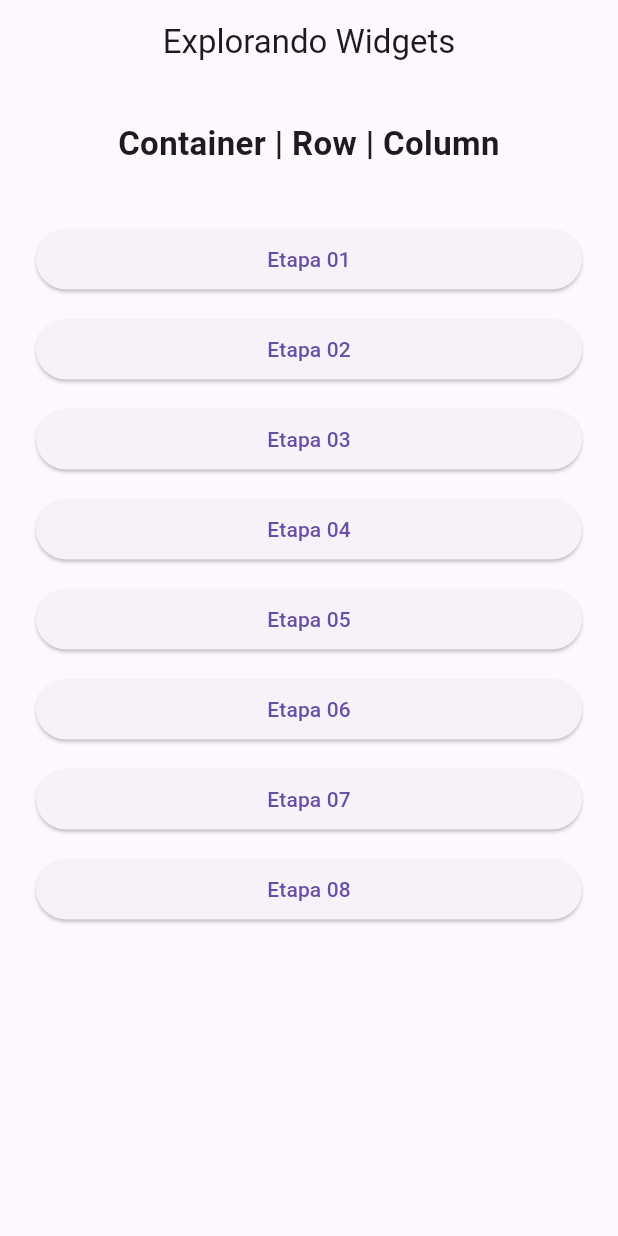
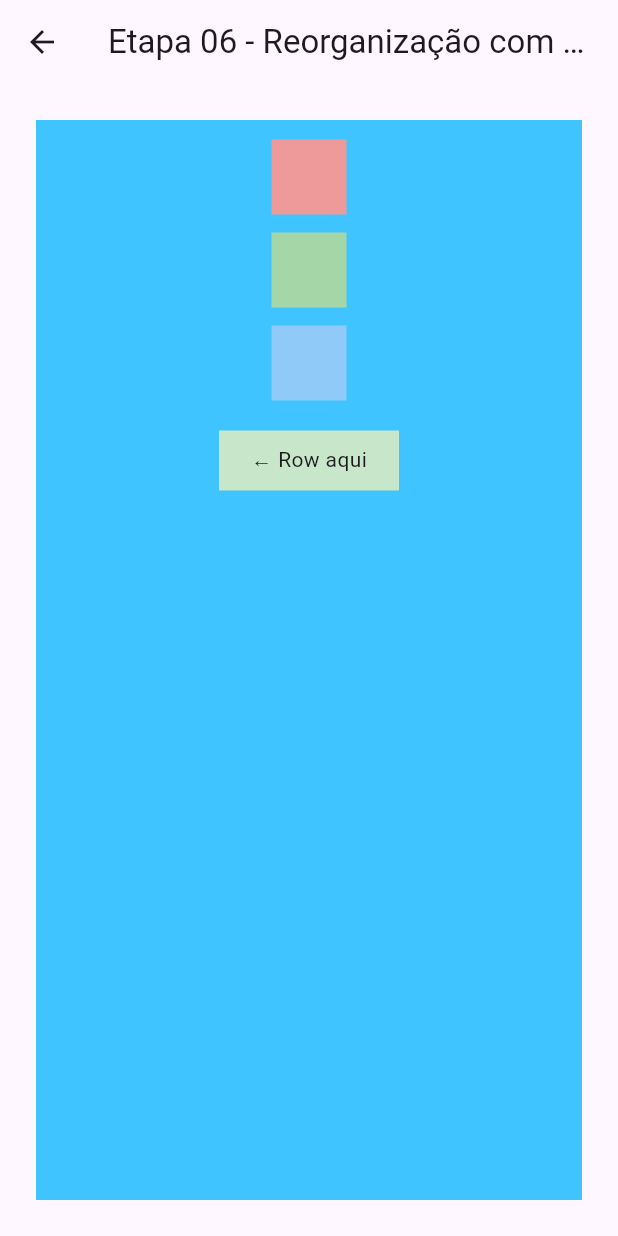
Before and after one commit to LuizFAraujo/pos_dev_web--disp_moveis--flutter_row_column_container1, a Flutter app: the screen it shows after launch, after a tap on "Etapa 06", on a phone screen of 412 x 824 dp. Run offline on Flutter 3.47's test engine with Material 3 defaults, Android fonts, the phone set to English and light mode, and no system bars.

Commit message:
✍️ FEATURE: Etapa 06 - Reorganização com MaterialApp e Scaffold
- Estrutura interna com MaterialApp contendo Scaffold e Container como home
- Layout mantém os elementos das etapas anteriores (containers e Row)
- Inserido botão de voltar manual via AppBar devido ao contexto isolado

```diff
--- a/lib/main.dart
+++ b/lib/main.dart
@@ -6,6 +6,7 @@
 import 'pages/etapa03_column_child.dart';
 import 'pages/etapa04_multiplos_containers.dart';
 import 'pages/etapa05_row_estrutura.dart';
+import 'pages/etapa06_main_cross_axis.dart';
 
 void main() {
   runApp(const MyApp());
@@ -31,6 +32,7 @@
         '/etapa03': (context) => const Etapa03ColumnChild(),
         '/etapa04': (context) => const Etapa04MultiplosContainers(),
         '/etapa05': (context) => const Etapa05RowDentroColumn(),
+        '/etapa06': (context) => const Etapa06RefatorarComMaterialApp(),
       },
     );
   }
--- a/lib/pages/etapa06_main_cross_axis.dart
+++ b/lib/pages/etapa06_main_cross_axis.dart
@@ -0,0 +1,62 @@
+import 'package:flutter/material.dart';
+
+/// Etapa 06: Simula um MaterialApp local onde o Container é usado como `home`.
+/// Essa estrutura recria a organização básica de um app Flutter, de forma isolada.
+class Etapa06RefatorarComMaterialApp extends StatelessWidget {
+  const Etapa06RefatorarComMaterialApp({super.key});
+
+  @override
+  Widget build(BuildContext context) {
+    return MaterialApp(
+      debugShowCheckedModeBanner: false, // Remove o banner de debug
+      // A tela principal do app é o Container abaixo
+      home: Scaffold(
+        appBar: AppBar(
+          title: const Text('Etapa 06 - Reorganização com MaterialApp'),
+          centerTitle: true,
+          leading: BackButton(onPressed: () => Navigator.pop(context)),
+        ),
+        body: Container(
+          margin: const EdgeInsets.all(24),
+          color: Colors.lightBlueAccent,
+          child: Padding(
+            padding: const EdgeInsets.all(12),
+            child: Column(
+              crossAxisAlignment: CrossAxisAlignment.center,
+              children: [
+                // Expansão horizontal
+                Container(
+                  width: double.infinity,
+                  height: 1,
+                  color: Colors.transparent,
+                ),
+
+                // Três quadrados coloridos
+                Container(width: 50, height: 50, color: Colors.red[200]),
+                const SizedBox(height: 12),
+                Container(width: 50, height: 50, color: Colors.green[200]),
+                const SizedBox(height: 12),
+                Container(width: 50, height: 50, color: Colors.blue[200]),
+                const SizedBox(height: 20),
+
+                // Row visível
+                Row(
+                  mainAxisAlignment: MainAxisAlignment.center,
+                  children: [
+                    Container(
+                      width: 120,
+                      height: 40,
+                      color: Colors.green[100],
+                      alignment: Alignment.center,
+                      child: const Text('← Row aqui'),
+                    ),
+                  ],
+                ),
+              ],
+            ),
+          ),
+        ),
+      ),
+    );
+  }
+}
```
